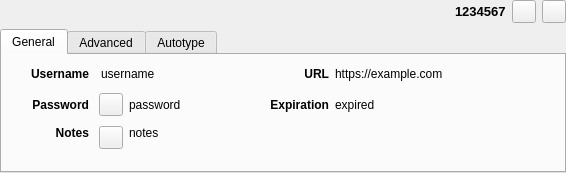
Old version of the form src/gui/EntryPreviewWidget.ui in the repository keepassxreboot/keepassxc.
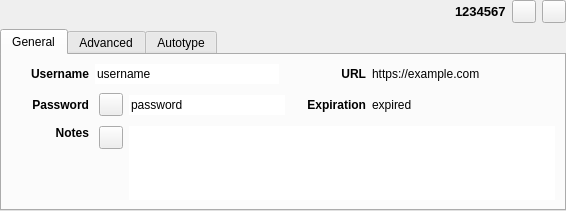
New version of the form. Custom widgets are drawn as their Qt base class.

Commit message:
Correct formatting of preview widget fields
* Fix #3701 - replace QLabel with QTextEdit to enable scrolling of notes

* Notes are plain text. They will remain as plain text and hyperlinks will not be enabled in the notes. Until the notes editor is moved to a rich text / html editor this will remain the case.

* Convert username and password fields in preview pane to QLineEdit's to allow for full copying and viewing if larger than the field width.

```diff
--- a/src/gui/EntryPreviewWidget.ui
+++ b/src/gui/EntryPreviewWidget.ui
@@ -159,7 +159,7 @@
           <layout class="QVBoxLayout" name="verticalLayout_5">
            <item>
             <widget class="QWidget" name="entryGeneralWidget" native="true">
-             <layout class="QGridLayout" name="gridLayout" rowstretch="0,0,0" columnstretch="0,0,0,2,0,0,3">
+             <layout class="QGridLayout" name="gridLayout">
               <property name="leftMargin">
                <number>0</number>
               </property>
@@ -172,6 +172,28 @@
               <property name="bottomMargin">
                <number>0</number>
               </property>
+              <item row="1" column="1">
+               <widget class="QLabel" name="entryPasswordTitleLabel">
+                <property name="sizePolicy">
+                 <sizepolicy hsizetype="Minimum" vsizetype="Preferred">
+                  <horstretch>0</horstretch>
+                  <verstretch>0</verstretch>
+                 </sizepolicy>
+                </property>
+                <property name="font">
+                 <font>
+                  <weight>75</weight>
+                  <bold>true</bold>
+                 </font>
+                </property>
+                <property name="text">
+                 <string>Password</string>
+                </property>
+                <property name="alignment">
+                 <set>Qt::AlignRight|Qt::AlignTrailing|Qt::AlignVCenter</set>
+                </property>
+               </widget>
+              </item>
               <item row="0" column="0">
                <spacer name="entryLeftHorizontalSpacer">
                 <property name="orientation">
@@ -188,52 +210,50 @@
                 </property>
                </spacer>
               </item>
-              <item row="0" column="1">
-               <widget class="QLabel" name="entryUsernameTitleLabel">
-                <property name="sizePolicy">
-                 <sizepolicy hsizetype="Minimum" vsizetype="Preferred">
-                  <horstretch>0</horstretch>
-                  <verstretch>0</verstretch>
-                 </sizepolicy>
+              <item row="1" column="2" colspan="2">
+               <layout class="QHBoxLayout" name="horizontalLayout_2" stretch="0,0">
+                <property name="spacing">
+                 <number>6</number>
                 </property>
-                <property name="font">
-                 <font>
-                  <weight>75</weight>
-                  <bold>true</bold>
-                 </font>
+                <property name="leftMargin">
+                 <number>4</number>
                 </property>
-                <property name="layoutDirection">
-                 <enum>Qt::LeftToRight</enum>
-                </property>
-                <property name="text">
-                 <string>Username</string>
-                </property>
-                <property name="alignment">
-                 <set>Qt::AlignRight|Qt::AlignTrailing|Qt::AlignVCenter</set>
-                </property>
-               </widget>
-              </item>
-              <item row="0" column="3">
-               <widget class="QLabel" name="entryUsernameLabel">
-                <property name="sizePolicy">
-                 <sizepolicy hsizetype="Expanding" vsizetype="Preferred">
-                  <horstretch>0</horstretch>
-                  <verstretch>0</verstretch>
-                 </sizepolicy>
-                </property>
-                <property name="minimumSize">
-                 <size>
-                  <width>100</width>
-                  <height>0</height>
-                 </size>
-                </property>
-                <property name="text">
-                 <string notr="true">username</string>
-                </property>
-                <property name="textInteractionFlags">
-                 <set>Qt::LinksAccessibleByMouse|Qt::TextSelectableByMouse</set>
-                </property>
-               </widget>
+                <item>
+                 <widget class="QToolButton" name="togglePasswordButton">
+                  <property name="text">
+                   <string/>
+                  </property>
+                  <property name="checkable">
+                   <bool>true</bool>
+                  </property>
+                 </widget>
+                </item>
+                <item>
+                 <widget class="QLineEdit" name="entryPasswordLabel">
+                  <property name="minimumSize">
+                   <size>
+                    <width>150</width>
+                    <height>0</height>
+                   </size>
+                  </property>
+                  <property name="focusPolicy">
+                   <enum>Qt::ClickFocus</enum>
+                  </property>
+                  <property name="text">
+                   <string notr="true">password</string>
+                  </property>
+                  <property name="frame">
+                   <bool>false</bool>
+                  </property>
+                  <property name="dragEnabled">
+                   <bool>true</bool>
+                  </property>
+                  <property name="readOnly">
+                   <bool>true</bool>
+                  </property>
+                 </widget>
+                </item>
+               </layout>
               </item>
               <item row="0" column="4">
                <spacer name="entryMiddleHorizontalSpacer">
@@ -251,28 +271,6 @@
                 </property>
                </spacer>
               </item>
-              <item row="0" column="5">
-               <widget class="QLabel" name="entryUrlTitleLabel">
-                <property name="sizePolicy">
-                 <sizepolicy hsizetype="Minimum" vsizetype="Preferred">
-                  <horstretch>0</horstretch>
-                  <verstretch>0</verstretch>
-                 </sizepolicy>
-                </property>
-                <property name="font">
-                 <font>
-                  <weight>75</weight>
-                  <bold>true</bold>
-                 </font>
-                </property>
-                <property name="text">
-                 <string>URL</string>
-                </property>
-                <property name="alignment">
-                 <set>Qt::AlignRight|Qt::AlignTrailing|Qt::AlignVCenter</set>
-                </property>
-               </widget>
-              </item>
               <item row="0" column="6">
                <widget class="ElidedLabel" name="entryUrlLabel">
                 <property name="sizePolicy">
@@ -283,7 +281,7 @@
                 </property>
                 <property name="minimumSize">
                  <size>
-                  <width>100</width>
+                  <width>150</width>
                   <height>0</height>
                  </size>
                 </property>
@@ -301,24 +299,8 @@
                 </property>
                </widget>
               </item>
-              <item row="1" column="0">
-               <spacer name="entryLeftHorizontalSpacer_2">
-                <property name="orientation">
-                 <enum>Qt::Horizontal</enum>
-                </property>
-                <property name="sizeType">
-                 <enum>QSizePolicy::Fixed</enum>
-                </property>
-                <property name="sizeHint" stdset="0">
-                 <size>
-                  <width>20</width>
-                  <height>30</height>
-                 </size>
-                </property>
-               </spacer>
-              </item>
-              <item row="1" column="1">
-               <widget class="QLabel" name="entryPasswordTitleLabel">
+              <item row="2" column="1">
+               <widget class="QLabel" name="entryNotesTitleLabel">
                 <property name="sizePolicy">
                  <sizepolicy hsizetype="Minimum" vsizetype="Preferred">
                   <horstretch>0</horstretch>
@@ -332,68 +314,13 @@
                  </font>
                 </property>
                 <property name="text">
-                 <string>Password</string>
+                 <string>Notes</string>
                 </property>
                 <property name="alignment">
-                 <set>Qt::AlignRight|Qt::AlignTrailing|Qt::AlignVCenter</set>
+                 <set>Qt::AlignRight|Qt::AlignTop|Qt::AlignTrailing</set>
                 </property>
                </widget>
               </item>
-              <item row="1" column="2" colspan="2">
-               <layout class="QHBoxLayout" name="horizontalLayout_2" stretch="0,0">
-                <property name="spacing">
-                 <number>6</number>
-                </property>
-                <property name="leftMargin">
-                 <number>4</number>
-                </property>
-                <item>
-                 <widget class="QToolButton" name="togglePasswordButton">
-                  <property name="text">
-                   <string/>
-                  </property>
-                  <property name="checkable">
-                   <bool>true</bool>
-                  </property>
-                 </widget>
-                </item>
-                <item>
-                 <widget class="ElidedLabel" name="entryPasswordLabel">
-                  <property name="sizePolicy">
-                   <sizepolicy hsizetype="Expanding" vsizetype="Preferred">
-                    <horstretch>0</horstretch>
-                    <verstretch>0</verstretch>
-                   </sizepolicy>
-                  </property>
-                  <property name="minimumSize">
-                   <size>
-                    <width>100</width>
-                    <height>0</height>
-                   </size>
-                  </property>
-                  <property name="text">
-                   <string notr="true">password</string>
-                  </property>
-                 </widget>
-                </item>
-               </layout>
-              </item>
-              <item row="1" column="4">
-               <spacer name="entryMiddleHorizontalSpacer_3">
-                <property name="orientation">
-                 <enum>Qt::Horizontal</enum>
-                </property>
-                <property name="sizeType">
-                 <enum>QSizePolicy::Fixed</enum>
-                </property>
-                <property name="sizeHint" stdset="0">
-                 <size>
-                  <width>10</width>
-                  <height>20</height>
-                 </size>
-                </property>
-               </spacer>
-              </item>
               <item row="1" column="5">
                <widget class="QLabel" name="entryExpirationTitleLabel">
                 <property name="sizePolicy">
@@ -445,27 +372,21 @@
                 </property>
                </spacer>
               </item>
-              <item row="2" column="1">
-               <widget class="QLabel" name="entryNotesTitleLabel">
-                <property name="sizePolicy">
-                 <sizepolicy hsizetype="Minimum" vsizetype="Preferred">
-                  <horstretch>0</horstretch>
-                  <verstretch>0</verstretch>
-                 </sizepolicy>
+              <item row="1" column="0">
+               <spacer name="entryLeftHorizontalSpacer_2">
+                <property name="orientation">
+                 <enum>Qt::Horizontal</enum>
                 </property>
-                <property name="font">
-                 <font>
-                  <weight>75</weight>
-                  <bold>true</bold>
-                 </font>
+                <property name="sizeType">
+                 <enum>QSizePolicy::Fixed</enum>
                 </property>
-                <property name="text">
-                 <string>Notes</string>
+                <property name="sizeHint" stdset="0">
+                 <size>
+                  <width>20</width>
+                  <height>30</height>
+                 </size>
                 </property>
-                <property name="alignment">
-                 <set>Qt::AlignRight|Qt::AlignTop|Qt::AlignTrailing</set>
-                </property>
-               </widget>
+               </spacer>
               </item>
               <item row="2" column="2" colspan="5">
                <layout class="QHBoxLayout" name="horizontalLayout_3" stretch="0,0">
@@ -486,41 +407,120 @@
                  </widget>
                 </item>
                 <item>
-                 <widget class="QLabel" name="entryNotesLabel">
-                  <property name="sizePolicy">
-                   <sizepolicy hsizetype="Expanding" vsizetype="Expanding">
-                    <horstretch>0</horstretch>
-                    <verstretch>0</verstretch>
-                   </sizepolicy>
+                 <widget class="QTextEdit" name="entryNotesTextEdit">
+                  <property name="focusPolicy">
+                   <enum>Qt::ClickFocus</enum>
                   </property>
-                  <property name="minimumSize">
-                   <size>
-                    <width>100</width>
-                    <height>30</height>
-                   </size>
+                  <property name="frameShape">
+                   <enum>QFrame::NoFrame</enum>
                   </property>
-                  <property name="text">
-                   <string notr="true">notes</string>
+                  <property name="frameShadow">
+                   <enum>QFrame::Plain</enum>
                   </property>
-                  <property name="textFormat">
-                   <enum>Qt::RichText</enum>
+                  <property name="lineWidth">
+                   <number>0</number>
                   </property>
-                  <property name="alignment">
-                   <set>Qt::AlignTop</set>
-                  </property>
-                  <property name="wordWrap">
+                  <property name="tabChangesFocus">
                    <bool>true</bool>
                   </property>
-                  <property name="openExternalLinks">
+                  <property name="readOnly">
                    <bool>true</bool>
                   </property>
-                  <property name="textInteractionFlags">
-                   <set>Qt::NoTextInteraction</set>
-                  </property>
                  </widget>
                 </item>
                </layout>
               </item>
+              <item row="0" column="1">
+               <widget class="QLabel" name="entryUsernameTitleLabel">
+                <property name="sizePolicy">
+                 <sizepolicy hsizetype="Minimum" vsizetype="Preferred">
+                  <horstretch>0</horstretch>
+                  <verstretch>0</verstretch>
+                 </sizepolicy>
+                </property>
+                <property name="font">
+                 <font>
+                  <weight>75</weight>
+                  <bold>true</bold>
+                 </font>
+                </property>
+                <property name="layoutDirection">
+                 <enum>Qt::LeftToRight</enum>
+                </property>
+                <property name="text">
+                 <string>Username</string>
+                </property>
+                <property name="alignment">
+                 <set>Qt::AlignRight|Qt::AlignTrailing|Qt::AlignVCenter</set>
+                </property>
+               </widget>
+              </item>
+              <item row="1" column="4">
+               <spacer name="entryMiddleHorizontalSpacer_3">
+                <property name="orientation">
+                 <enum>Qt::Horizontal</enum>
+                </property>
+                <property name="sizeType">
+                 <enum>QSizePolicy::Fixed</enum>
+                </property>
+                <property name="sizeHint" stdset="0">
+                 <size>
+                  <width>10</width>
+                  <height>20</height>
+                 </size>
+                </property>
+               </spacer>
+              </item>
+              <item row="0" column="5">
+               <widget class="QLabel" name="entryUrlTitleLabel">
+                <property name="sizePolicy">
+                 <sizepolicy hsizetype="Minimum" vsizetype="Preferred">
+                  <horstretch>0</horstretch>
+                  <verstretch>0</verstretch>
+                 </sizepolicy>
+                </property>
+                <property name="font">
+                 <font>
+                  <weight>75</weight>
+                  <bold>true</bold>
+                 </font>
+                </property>
+                <property name="text">
+                 <string>URL</string>
+                </property>
+                <property name="alignment">
+                 <set>Qt::AlignRight|Qt::AlignTrailing|Qt::AlignVCenter</set>
+                </property>
+               </widget>
+              </item>
+              <item row="0" column="2">
+               <widget class="QLineEdit" name="entryUsernameLabel">
+                <property name="minimumSize">
+                 <size>
+                  <width>150</width>
+                  <height>0</height>
+                 </size>
+                </property>
+                <property name="focusPolicy">
+                 <enum>Qt::ClickFocus</enum>
+                </property>
+                <property name="text">
+                 <string notr="true">username</string>
+                </property>
+                <property name="frame">
+                 <bool>false</bool>
+                </property>
+                <property name="cursorPosition">
+                 <number>8</number>
+                </property>
+                <property name="dragEnabled">
+                 <bool>true</bool>
+                </property>
+                <property name="readOnly">
+                 <bool>true</bool>
+                </property>
+               </widget>
+              </item>
              </layout>
             </widget>
            </item>
@@ -1003,26 +1003,23 @@
                  </widget>
                 </item>
                 <item>
-                 <widget class="QLabel" name="groupNotesLabel">
-                  <property name="sizePolicy">
-                   <sizepolicy hsizetype="Expanding" vsizetype="Expanding">
-                    <horstretch>0</horstretch>
-                    <verstretch>0</verstretch>
-                   </sizepolicy>
+                 <widget class="QTextEdit" name="groupNotesTextEdit">
+                  <property name="focusPolicy">
+                   <enum>Qt::ClickFocus</enum>
                   </property>
-                  <property name="minimumSize">
-                   <size>
-                    <width>100</width>
-                    <height>30</height>
-                   </size>
+                  <property name="frameShape">
+                   <enum>QFrame::NoFrame</enum>
                   </property>
-                  <property name="text">
-                   <string notr="true">notes</string>
+                  <property name="frameShadow">
+                   <enum>QFrame::Plain</enum>
                   </property>
-                  <property name="alignment">
-                   <set>Qt::AlignTop</set>
+                  <property name="lineWidth">
+                   <number>0</number>
                   </property>
-                  <property name="wordWrap">
+                  <property name="tabChangesFocus">
+                   <bool>true</bool>
+                  </property>
+                  <property name="readOnly">
                    <bool>true</bool>
                   </property>
                  </widget>
```
The commit also changes 2 other files.
